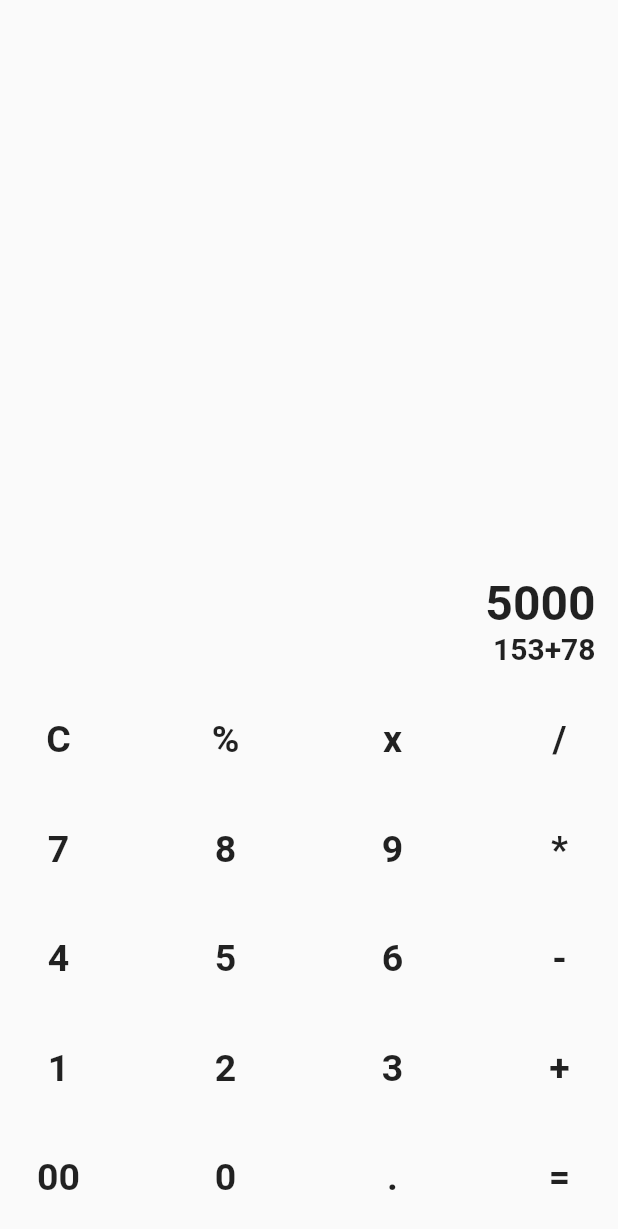
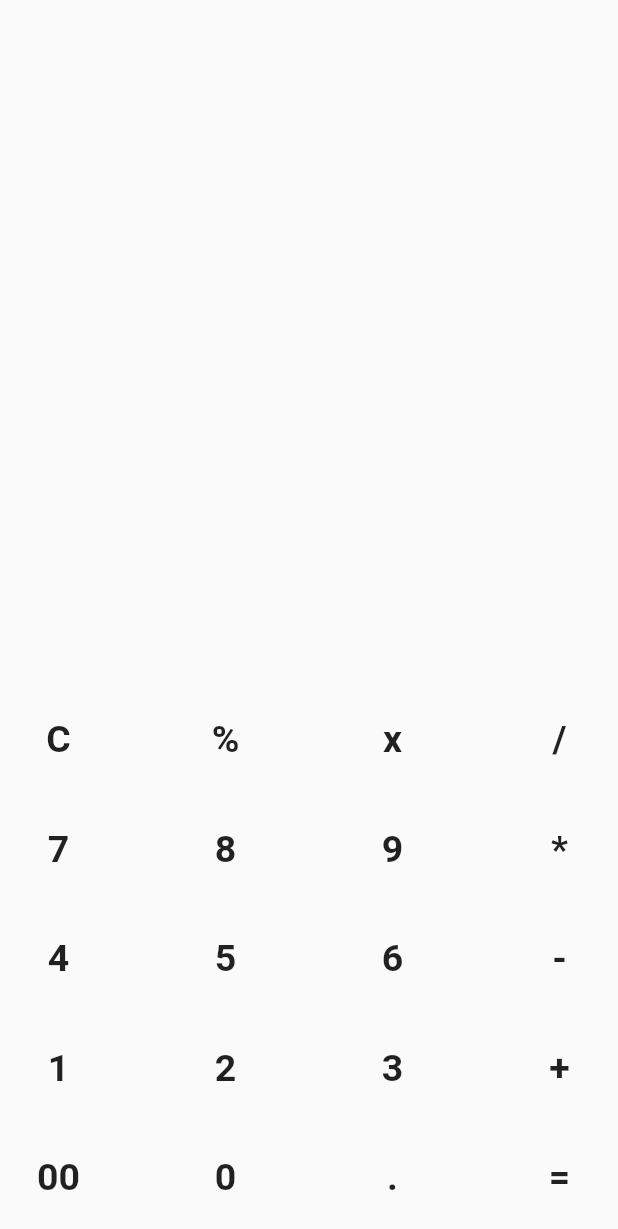
Before and after one commit to abdulrehman192/basics, a Flutter app: the screen it shows after launch, on a phone screen of 412 x 824 dp. Shown: the top 1229 px of the screen. Run offline on Flutter 3.47's test engine with Material 2 defaults, Android fonts, the phone set to English and light mode, and no system bars; our stand-ins replace math_expressions.

Commit message:
calculator logic

```diff
--- a/lib/calculator.dart
+++ b/lib/calculator.dart
@@ -1,5 +1,6 @@
 
 import 'package:flutter/material.dart';
+import 'package:math_expressions/math_expressions.dart';
 
 class Calculator extends StatefulWidget {
   const Calculator({Key? key}) : super(key: key);
@@ -9,6 +10,60 @@ class Calculator extends StatefulWidget {
 }
 
 class _CalculatorState extends State<Calculator> {
+  String expression ='';
+  String history = '';
+
+  void clear(String text)
+  {
+    setState(() {
+      expression = '0';
+      history = '0';
+    });
+  }
+
+  void numClick(String text)
+  {
+    setState(() {
+      if(text == '%' || text == '/' || text == '*' || text == '-' || text == '+')
+        {
+          String newString = expression.substring(expression.length - 1);
+          if(newString == '%' || newString == '/' || newString == '*' || newString == '-' || newString == '+')
+            {
+              text = '';
+            }
+        }
+
+      if(text == '.')
+      {
+        if(expression.contains('.')){
+          text = '';
+        }
+        if(expression == '0' || expression == '00')
+          {
+            text = '0' + text;
+          }
+      }
+
+      if(expression == '0' || expression == '00')
+        {
+          expression = '';
+        }
+      expression = expression + text;
+    });
+  }
+
+  void calculate(String text)
+  {
+    var p = Parser();
+    Expression exp = p.parse(expression);
+    ContextModel cm = ContextModel();
+    double result = exp.evaluate(EvaluationType.REAL, cm);
+    setState(() {
+      history = expression;
+      expression = result.toString();
+    });
+  }
+
   @override
   Widget build(BuildContext context) {
     return Scaffold(
@@ -19,14 +74,14 @@ class _CalculatorState extends State<Calculator> {
           children: <Widget>[
             Container(
               alignment: Alignment.centerRight,
-              child: Text('5000', style: TextStyle(
+              child: Text('$expression', style: TextStyle(
                 fontSize: 32,
                 fontWeight: FontWeight.bold
               ),),
             ),
             Container(
               alignment: Alignment.centerRight,
-              child: Text('153+78', style: TextStyle(
+              child: Text('$history', style: TextStyle(
                   fontSize: 20,
                   fontWeight: FontWeight.bold
               ),),
@@ -35,50 +90,50 @@ class _CalculatorState extends State<Calculator> {
             Row(
               mainAxisAlignment: MainAxisAlignment.spaceBetween,
               children: <Widget>[
-                calcButton(buttonText: 'C'),
-                calcButton(buttonText: '%'),
+                calcButton(buttonText: 'C', callBack: clear),
+                calcButton(buttonText: '%', callBack: numClick),
                 calcButton(buttonText: 'x'),
-                calcButton(buttonText: '/'),
+                calcButton(buttonText: '/', callBack: numClick),
               ],
             ),
             SizedBox(height: 25,),
             Row(
               mainAxisAlignment: MainAxisAlignment.spaceBetween,
               children: <Widget>[
-                calcButton(buttonText: '7'),
-                calcButton(buttonText: '8'),
-                calcButton(buttonText: '9'),
-                calcButton(buttonText: '*'),
+                calcButton(buttonText: '7', callBack: numClick),
+                calcButton(buttonText: '8', callBack: numClick),
+                calcButton(buttonText: '9', callBack: numClick),
+                calcButton(buttonText: '*', callBack: numClick),
               ],
             ),
             SizedBox(height: 25,),
             Row(
               mainAxisAlignment: MainAxisAlignment.spaceBetween,
               children: <Widget>[
-                calcButton(buttonText: '4'),
-                calcButton(buttonText: '5'),
-                calcButton(buttonText: '6'),
-                calcButton(buttonText: '-'),
+                calcButton(buttonText: '4', callBack: numClick),
+                calcButton(buttonText: '5', callBack: numClick),
+                calcButton(buttonText: '6', callBack: numClick),
+                calcButton(buttonText: '-', callBack: numClick),
               ],
             ),
             SizedBox(height: 25,),
             Row(
               mainAxisAlignment: MainAxisAlignment.spaceBetween,
               children: <Widget>[
-                calcButton(buttonText: '1'),
-                calcButton(buttonText: '2'),
-                calcButton(buttonText: '3'),
-                calcButton(buttonText: '+'),
+                calcButton(buttonText: '1', callBack: numClick),
+                calcButton(buttonText: '2', callBack: numClick),
+                calcButton(buttonText: '3', callBack: numClick),
+                calcButton(buttonText: '+', callBack: numClick),
               ],
             ),
             SizedBox(height: 25,),
             Row(
               mainAxisAlignment: MainAxisAlignment.spaceBetween,
               children: <Widget>[
-                calcButton(buttonText: '00'),
-                calcButton(buttonText: '0'),
-                calcButton(buttonText: '.'),
-                calcButton(buttonText: '='),
+                calcButton(buttonText: '00', callBack: numClick),
+                calcButton(buttonText: '0', callBack: numClick),
+                calcButton(buttonText: '.', callBack: numClick),
+                calcButton(buttonText: '=',callBack: calculate ),
               ],
             ),
           ],
@@ -86,13 +141,17 @@ class _CalculatorState extends State<Calculator> {
       ),
     );
   }
-  Widget calcButton({String? buttonText})
+  Widget calcButton({String? buttonText, Function? callBack})
   {
     return IconButton(
-        onPressed: (){},
+        onPressed: ()
+      {
+        callBack!(buttonText);
+      }
+      ,
         icon: Text('$buttonText',
         style: TextStyle(fontSize: 25, fontWeight: FontWeight.bold),
-        )
+        ),
     );
   }
 }
--- a/pubspec.yaml
+++ b/pubspec.yaml
@@ -28,6 +28,7 @@ dependencies:
   # The following adds the Cupertino Icons font to your application.
   # Use with the CupertinoIcons class for iOS style icons.
   cupertino_icons: ^1.0.2
+  math_expressions: ^2.2.0
 
 dev_dependencies:
   flutter_test:
```
Also changed, not shown: pubspec.lock.
